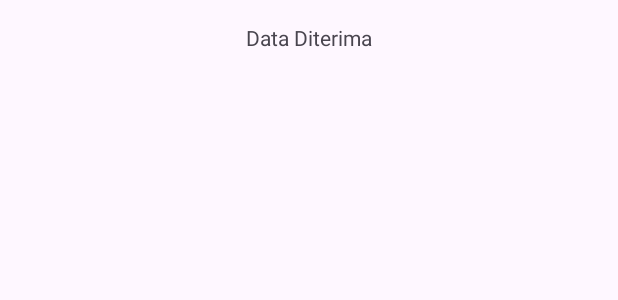
After one commit to lenilestari/BelajarKotlin, an Android app: the layout activity_move_data_parcelable.xml on its own in the app's theme, with its tools: preview values and no code run, on a phone screen of 412 x 824 dp. The commit adds this screen. Shown: the top 300 px of the screen. Run offline under Robolectric (Android 15) with nearby library versions, the phone set to English and light mode, and no system bars.

Commit message:
Update terbaru mengirim data dengan Parcelable

```diff
--- a/app/build.gradle
+++ b/app/build.gradle
@@ -1,6 +1,10 @@
 plugins {
     id 'com.android.application'
     id 'org.jetbrains.kotlin.android'
+//    id 'kotlin-android-extensions'
+    id 'kotlin-android'
+    id 'kotlin-parcelize'
+
 }
 
 android {
--- a/app/src/main/AndroidManifest.xml
+++ b/app/src/main/AndroidManifest.xml
@@ -12,6 +12,9 @@
         android:supportsRtl="true"
         android:theme="@style/Theme.BelajarKotlin"
         tools:targetApi="31">
+        <activity
+            android:name=".MoveDataParcelable"
+            android:exported="false" />
         <activity
             android:name=".Data"
             android:exported="false" />
--- /dev/null
+++ b/app/src/main/res/layout/activity_move_data_parcelable.xml
@@ -0,0 +1,24 @@
+<?xml version="1.0" encoding="utf-8"?>
+<LinearLayout xmlns:android="http://schemas.android.com/apk/res/android"
+    xmlns:app="http://schemas.android.com/apk/res-auto"
+    xmlns:tools="http://schemas.android.com/tools"
+    android:layout_width="match_parent"
+    android:layout_height="match_parent"
+    tools:context=".MoveDataParcelable">
+
+    <LinearLayout
+        android:layout_width="match_parent"
+        android:layout_height="match_parent">
+
+
+        <TextView
+            android:id="@+id/text_DataParcelable"
+            android:layout_width="wrap_content"
+            android:layout_height="wrap_content"
+            android:layout_weight="1"
+            android:gravity="center"
+            android:padding="15dp"
+            android:text="@string/data_received" />
+    </LinearLayout>
+
+</LinearLayout>
```
Also changed, not shown: app/src/main/java/com/example/belajarkotlin/BelajarPindahActivity.kt (+17 -0 lines), app/src/main/java/com/example/belajarkotlin/DataClass.kt (added, +16 -0 lines), app/src/main/java/com/example/belajarkotlin/MoveDataParcelable.kt (added, +34 -0 lines), app/src/main/res/layout/activity_belajar_pindah.xml (+7 -0 lines).
